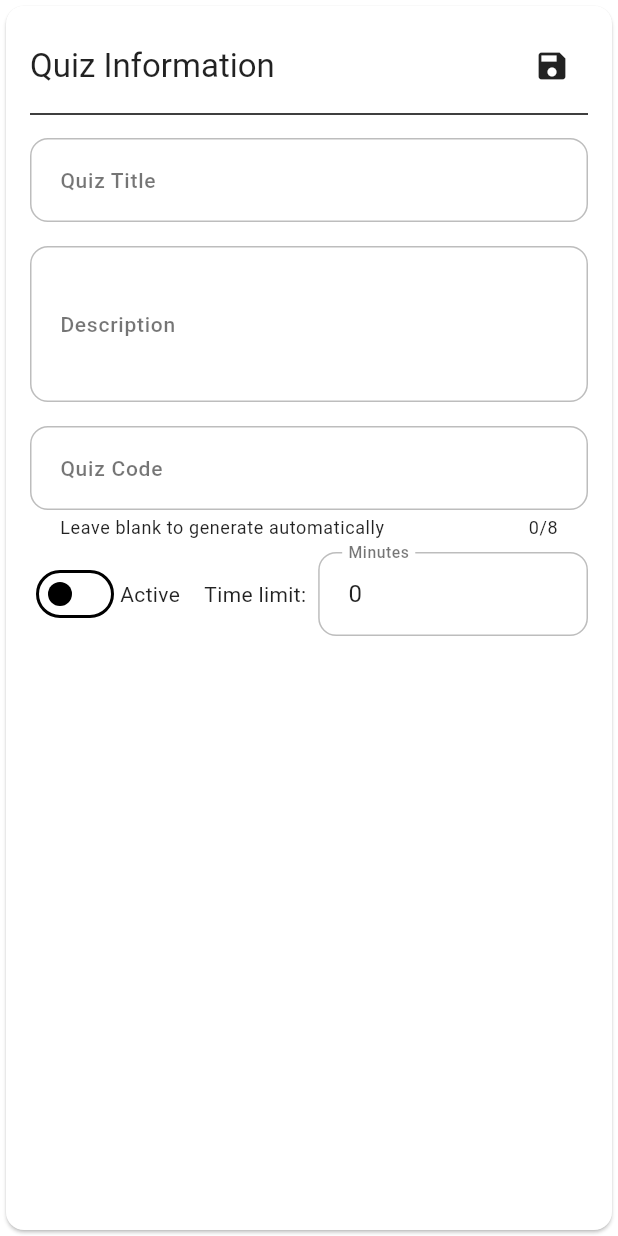
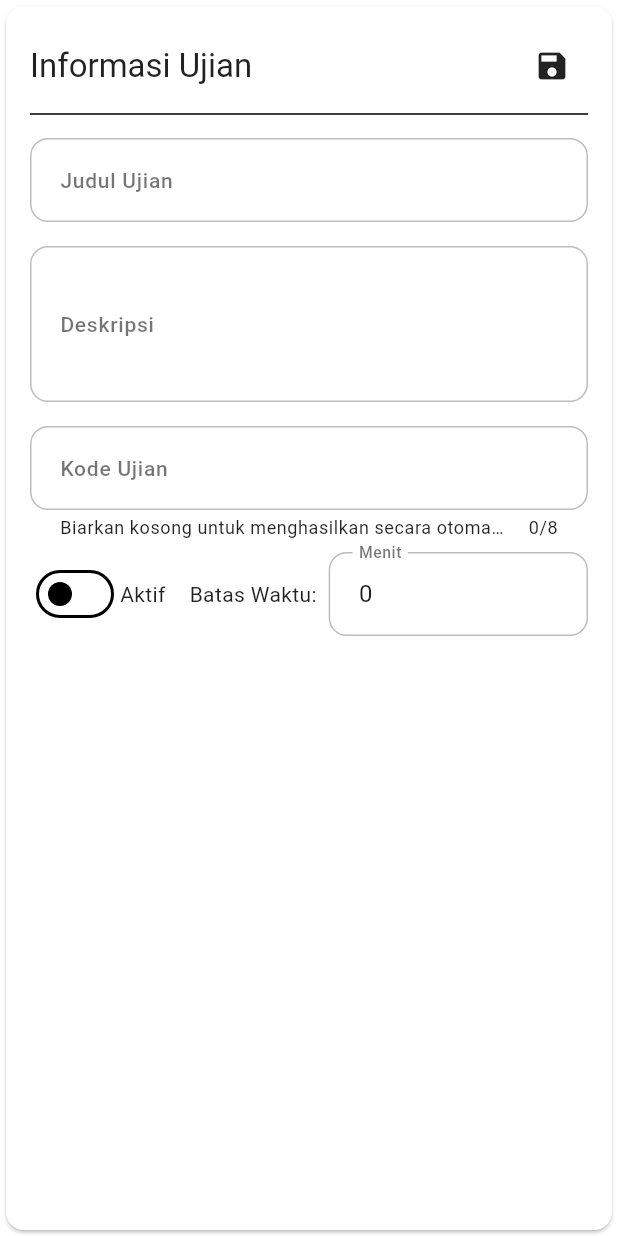
Before and after one commit to abdimas-telkom/getx_mobile, a Flutter app: the QuizDetailsHeader widget shown alone on an empty page, opened directly with empty values, after a tap on the "edit" icon, on a phone screen of 412 x 824 dp. Run offline on Flutter 3.47's test engine with Material 3 defaults, Android fonts, the phone set to English and light mode, and no system bars; our stand-ins replace dio, get, open_file, shared_preferences; accounts and stored records are empty; network calls fail.

Commit message:
ubah text ke bahasa indonesia

```diff
--- a/lib/app/modules/auth/views/auth_view.dart
+++ b/lib/app/modules/auth/views/auth_view.dart
@@ -106,7 +106,7 @@ class AuthView extends GetView<AuthController> {
                             actions: [
                               TextButton(
                                 onPressed: () => Get.back(result: false),
-                                child: const Text('CANCEL'),
+                                child: const Text('Kembali'),
                               ),
                             ],
                           ),
--- a/lib/app/modules/student_dashboard/controllers/student_dashboard_controller.dart
+++ b/lib/app/modules/student_dashboard/controllers/student_dashboard_controller.dart
@@ -48,7 +48,7 @@ class StudentDashboardController extends GetxController {
         actions: [
           TextButton(
             onPressed: () => Get.back(result: false),
-            child: const Text('CANCEL'),
+            child: const Text('Kembali'),
           ),
           TextButton(
             onPressed: () async {
@@ -70,7 +70,7 @@ class StudentDashboardController extends GetxController {
                     : e.toString();
               }
             },
-            child: const Text('MASUK', style: TextStyle(color: primaryColor)),
+            child: const Text('Masuk', style: TextStyle(color: primaryColor)),
           ),
         ],
       ),
--- a/lib/app/modules/teacher_add_questions/controllers/teacher_add_questions_controller.dart
+++ b/lib/app/modules/teacher_add_questions/controllers/teacher_add_questions_controller.dart
@@ -234,11 +234,11 @@ class TeacherAddQuestionsController extends GetxController
           actions: [
             TextButton(
               onPressed: () => Get.back(result: false),
-              child: const Text('LANJUTKAN MENGEDIT'),
+              child: const Text('Lanjutkan Mengedit'),
             ),
             TextButton(
               onPressed: () => Get.back(result: true),
-              child: const Text('KONFIRMASI & KEMBALI'),
+              child: const Text('Konfirmasi & Kembali'),
             ),
           ],
         ),
--- a/lib/app/modules/teacher_add_questions/views/teacher_add_questions_view.dart
+++ b/lib/app/modules/teacher_add_questions/views/teacher_add_questions_view.dart
@@ -43,7 +43,7 @@ class TeacherAddQuestionsView extends GetView<TeacherAddQuestionsController> {
           actions: [
             TextButton(
               onPressed: controller.finishQuiz,
-              child: const Text('SELESAI'),
+              child: const Text('Selesai'),
             ),
           ],
         ),
@@ -141,7 +141,6 @@ class TeacherAddQuestionsView extends GetView<TeacherAddQuestionsController> {
         ),
         const SizedBox(height: 24),
 
-        // --- DYNAMIC ANSWER OPTIONS ---
         _buildAnswerOptionsSection(),
       ],
     );
--- a/lib/app/modules/teacher_dashboard/views/teacher_dashboard_view.dart
+++ b/lib/app/modules/teacher_dashboard/views/teacher_dashboard_view.dart
@@ -24,7 +24,6 @@ class TeacherDashboardView extends GetView<TeacherDashboardController> {
                   child: Column(
                     crossAxisAlignment: CrossAxisAlignment.start,
                     children: [
-                      // Header: School Info
                       Row(
                         children: [
                           Image.asset('assets/images/logo.png', height: 40),
@@ -36,14 +35,13 @@ class TeacherDashboardView extends GetView<TeacherDashboardController> {
                         ],
                       ),
                       const SizedBox(height: 24),
-                      // Header: Greeting and Logout
                       Row(
                         mainAxisAlignment: MainAxisAlignment.spaceBetween,
                         crossAxisAlignment: CrossAxisAlignment.center,
                         children: [
                           Obx(
                             () => Text(
-                              'Hallo, ${controller.teacherName.value}!',
+                              'Selamat Datang, ${controller.teacherName.value}!',
                               style: textTheme.displaySmall,
                             ),
                           ),
@@ -61,7 +59,6 @@ class TeacherDashboardView extends GetView<TeacherDashboardController> {
                   ),
                 ),
               ),
-              // Main Content: Loading, Empty, or List
               Obx(() {
                 if (controller.isLoading.value && controller.quizzes.isEmpty) {
                   return const SliverFillRemaining(
@@ -87,7 +84,6 @@ class TeacherDashboardView extends GetView<TeacherDashboardController> {
                     ),
                   );
                 }
-                // Display list of quizzes
                 return SliverPadding(
                   padding: const EdgeInsets.symmetric(horizontal: 24.0),
                   sliver: SliverList(
--- a/lib/app/modules/teacher_quiz_details/controllers/question_list_controller.dart
+++ b/lib/app/modules/teacher_quiz_details/controllers/question_list_controller.dart
@@ -48,7 +48,7 @@ class QuestionListController extends GetxController {
           ),
           TextButton(
             onPressed: () => Get.back(result: true),
-            child: const Text('HAPUS', style: TextStyle(color: Colors.red)),
+            child: const Text('Hapus', style: TextStyle(color: Colors.red)),
           ),
         ],
       ),
--- a/lib/app/modules/teacher_quiz_details/controllers/teacher_quiz_details_controller.dart
+++ b/lib/app/modules/teacher_quiz_details/controllers/teacher_quiz_details_controller.dart
@@ -108,18 +108,18 @@ class TeacherQuizDetailsController extends GetxController
   Future<void> deleteQuiz() async {
     final confirm = await Get.dialog<bool>(
       AlertDialog(
-        title: const Text('Delete Quiz'),
+        title: const Text('Hapus Ujian'),
         content: const Text(
-          'Are you sure you want to delete this quiz? This action cannot be undone.',
+          'Apakah Anda yakin ingin menghapus ujian ini? Aksi ini tidak dapat dibatalkan.',
         ),
         actions: [
           TextButton(
             onPressed: () => Get.back(result: false),
-            child: const Text('CANCEL'),
+            child: const Text('Batal'),
           ),
           TextButton(
             onPressed: () => Get.back(result: true),
-            child: const Text('DELETE', style: TextStyle(color: Colors.red)),
+            child: const Text('Hapus', style: TextStyle(color: Colors.red)),
           ),
         ],
       ),
--- a/lib/app/modules/teacher_quiz_details/views/quiz_details_header_view.dart
+++ b/lib/app/modules/teacher_quiz_details/views/quiz_details_header_view.dart
@@ -69,7 +69,7 @@ class QuizDetailsHeaderView extends GetView<QuizDetailsHeaderController> {
               Column(
                 crossAxisAlignment: CrossAxisAlignment.start,
                 children: [
-                  Text('Code : ${quiz.code}', style: formLabel),
+                  Text('Kode : ${quiz.code}', style: formLabel),
                   if (timeLimit > 0)
                     Text('Batas Waktu : $timeLimit Menit', style: cardSubtitle),
                 ],
--- a/lib/widgets/attempt_card.dart
+++ b/lib/widgets/attempt_card.dart
@@ -59,7 +59,6 @@ Widget AttemptCard(QuizAttempt attempt) {
                         vertical: 4,
                       ),
                       decoration: BoxDecoration(
-                        // The color logic now works correctly with the new ratio
                         color: score >= 70
                             ? Colors.green[100]
                             : Colors.red[100],
@@ -92,7 +91,7 @@ Widget AttemptCard(QuizAttempt attempt) {
                   borderRadius: BorderRadius.circular(20),
                 ),
                 child: Text(
-                  isFinished ? 'Selesai' : 'In Progress',
+                  isFinished ? 'Selesai' : 'Dalam Proses',
                   style: const TextStyle(color: whiteColor, fontSize: 12),
                 ),
               ),
--- a/lib/widgets/question_display_card.dart
+++ b/lib/widgets/question_display_card.dart
@@ -90,7 +90,7 @@ Widget QuestionDisplayCard(
               ),
               const SizedBox(width: 8),
               Text(
-                correct ? 'True' : 'False',
+                correct ? 'Benar' : 'Salah',
                 style: cardSubtitle.copyWith(
                   color: correct ? blackColor : textMutedColor,
                 ),
--- a/lib/widgets/quiz_attempt_list.dart
+++ b/lib/widgets/quiz_attempt_list.dart
@@ -31,18 +31,17 @@ class QuizAttemptsList extends StatelessWidget {
                 mainAxisAlignment: MainAxisAlignment.spaceBetween,
                 children: [
                   Text(
-                    'Quiz Attempts',
+                    'Ujian Percobaan',
                     style: Theme.of(context).textTheme.titleLarge,
                   ),
                   IconButton(
                     icon: const Icon(Icons.refresh),
                     onPressed: onRefresh,
-                    tooltip: 'Refresh Attempts',
+                    tooltip: 'Refresh Percobaan',
                   ),
                 ],
               ),
               const SizedBox(height: 8),
-              // Use the refactored stats widget
               AttemptsStats(attempts),
               const SizedBox(height: 16),
               if (isLoading && attempts.isEmpty)
@@ -52,13 +51,12 @@ class QuizAttemptsList extends StatelessWidget {
                   child: Padding(
                     padding: EdgeInsets.all(24.0),
                     child: Text(
-                      'No attempts yet.',
+                      'Belum ada percobaan.',
                       style: TextStyle(color: Colors.grey),
                     ),
                   ),
                 )
               else
-                // Build the list using the refactored card widget
                 ListView.builder(
                   shrinkWrap: true,
                   physics: const NeverScrollableScrollPhysics(),
--- a/lib/widgets/quiz_card.dart
+++ b/lib/widgets/quiz_card.dart
@@ -16,19 +16,17 @@ Widget QuizCard({required Quiz quiz, required VoidCallback onTap}) {
       child: Row(
         mainAxisAlignment: MainAxisAlignment.spaceBetween,
         children: [
-          // Left side: Title and Code
           Expanded(
             child: Column(
               crossAxisAlignment: CrossAxisAlignment.start,
               children: [
                 Text(quiz.title, style: cardTitle),
                 const SizedBox(height: 4),
-                Text('Code: ${quiz.code}', style: cardSubtitle),
+                Text('Kode: ${quiz.code}', style: cardSubtitle),
               ],
             ),
           ),
           const SizedBox(width: 16),
-          // Right side: Question Count and Icon
           Row(
             children: [
               Text('${quiz.questionsCount} Pertanyaan', style: cardSubtitle),
--- a/lib/widgets/quiz_details_header.dart
+++ b/lib/widgets/quiz_details_header.dart
@@ -90,13 +90,13 @@ class _QuizDetailsHeaderState extends State<QuizDetailsHeader> {
               mainAxisAlignment: MainAxisAlignment.spaceBetween,
               children: [
                 Text(
-                  'Quiz Information',
+                  'Informasi Ujian',
                   style: Theme.of(context).textTheme.titleLarge,
                 ),
                 if (!_isEditing)
                   IconButton(
                     icon: const Icon(Icons.edit),
-                    tooltip: 'Edit Quiz',
+                    tooltip: 'Edit Ujian',
                     onPressed: () => setState(() => _isEditing = true),
                   )
                 else
@@ -108,7 +108,7 @@ class _QuizDetailsHeaderState extends State<QuizDetailsHeader> {
                             child: CircularProgressIndicator(strokeWidth: 2),
                           )
                         : const Icon(Icons.save),
-                    tooltip: 'Save Changes',
+                    tooltip: 'Simpan Perubahan',
                     onPressed: _isUpdating ? null : _updateQuizDetails,
                   ),
               ],
@@ -129,7 +129,7 @@ class _QuizDetailsHeaderState extends State<QuizDetailsHeader> {
         TextField(
           controller: _titleController,
           decoration: const InputDecoration(
-            labelText: 'Quiz Title',
+            labelText: 'Judul Ujian',
             border: OutlineInputBorder(),
           ),
         ),
@@ -137,7 +137,7 @@ class _QuizDetailsHeaderState extends State<QuizDetailsHeader> {
         TextField(
           controller: _descriptionController,
           decoration: const InputDecoration(
-            labelText: 'Description',
+            labelText: 'Deskripsi',
             border: OutlineInputBorder(),
           ),
           maxLines: 3,
@@ -146,9 +146,9 @@ class _QuizDetailsHeaderState extends State<QuizDetailsHeader> {
         TextField(
           controller: _codeController,
           decoration: const InputDecoration(
-            labelText: 'Quiz Code',
+            labelText: 'Kode Ujian',
             border: OutlineInputBorder(),
-            helperText: 'Leave blank to generate automatically',
+            helperText: 'Biarkan kosong untuk menghasilkan secara otomatis',
           ),
           maxLength: 8,
         ),
@@ -163,15 +163,15 @@ class _QuizDetailsHeaderState extends State<QuizDetailsHeader> {
                 });
               },
             ),
-            const Text('Active'),
+            const Text('Aktif'),
             const SizedBox(width: 16),
-            const Text('Time limit:'),
+            const Text('Batas Waktu:'),
             const SizedBox(width: 8),
             Expanded(
               child: TextFormField(
                 initialValue: '${_editingData['time_limit'] ?? 0}',
                 decoration: const InputDecoration(
-                  labelText: 'Minutes',
+                  labelText: 'Menit',
                   border: OutlineInputBorder(),
                 ),
                 keyboardType: TextInputType.number,
@@ -217,7 +217,7 @@ class _QuizDetailsHeaderState extends State<QuizDetailsHeader> {
                     : Colors.grey,
               ),
               label: Text(
-                widget.quizData['is_active'] == true ? 'Active' : 'Inactive',
+                widget.quizData['is_active'] == true ? 'Aktif' : 'Tidak Aktif',
                 style: TextStyle(
                   color: widget.quizData['is_active'] == true
                       ? Colors.green
@@ -236,7 +236,7 @@ class _QuizDetailsHeaderState extends State<QuizDetailsHeader> {
             widget.quizData['time_limit'] > 0) ...[
           const SizedBox(height: 8),
           Text(
-            'Time limit: ${widget.quizData['time_limit']} minutes',
+            'Batas Waktu: ${widget.quizData['time_limit']} menit',
             style: const TextStyle(fontStyle: FontStyle.italic),
           ),
         ],
```
Also changed, not shown: lib/app/modules/student_dashboard/views/student_dashboard_view.dart (+3 -20 lines), lib/app/modules/student_quiz/views/student_quiz_view.dart (+9 -4 lines), lib/widgets/attempts_stats.dart (+4 -5 lines).
